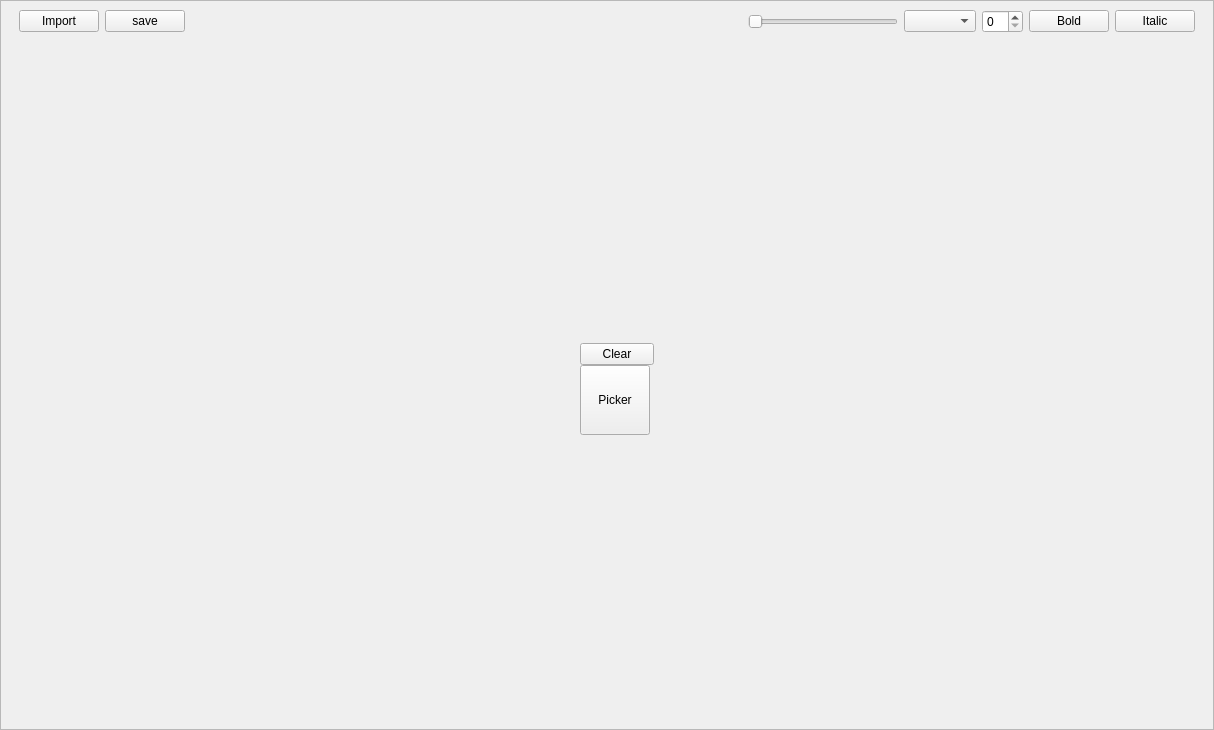
rameshbabuvfx/smart_review_tool, file review_tool_UI/reviewToolUI.ui: the form before one commit.
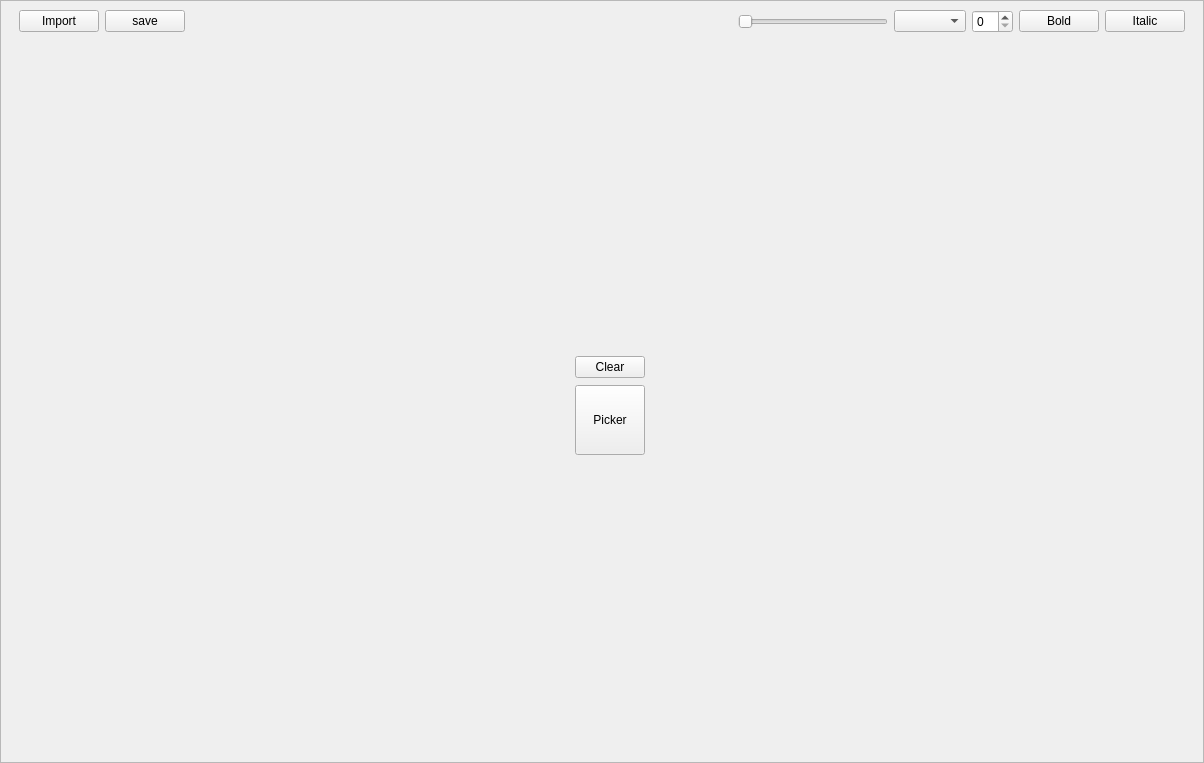
The form after the commit.

Patch:
```diff
--- a/review_tool_UI/reviewToolUI.ui
+++ b/review_tool_UI/reviewToolUI.ui
@@ -6,8 +6,8 @@
    <rect>
     <x>0</x>
     <y>0</y>
-    <width>1214</width>
-    <height>730</height>
+    <width>1204</width>
+    <height>763</height>
    </rect>
   </property>
   <property name="windowTitle">
@@ -166,7 +166,7 @@
            <item>
             <layout class="QVBoxLayout" name="verticalLayout_3">
              <property name="spacing">
-              <number>0</number>
+              <number>7</number>
              </property>
              <property name="leftMargin">
               <number>14</number>
@@ -176,6 +176,18 @@
              </property>
              <item>
               <widget class="QPushButton" name="clear_pushbutton">
+               <property name="minimumSize">
+                <size>
+                 <width>70</width>
+                 <height>0</height>
+                </size>
+               </property>
+               <property name="maximumSize">
+                <size>
+                 <width>70</width>
+                 <height>16777215</height>
+                </size>
+               </property>
                <property name="text">
                 <string>Clear</string>
                </property>
```
